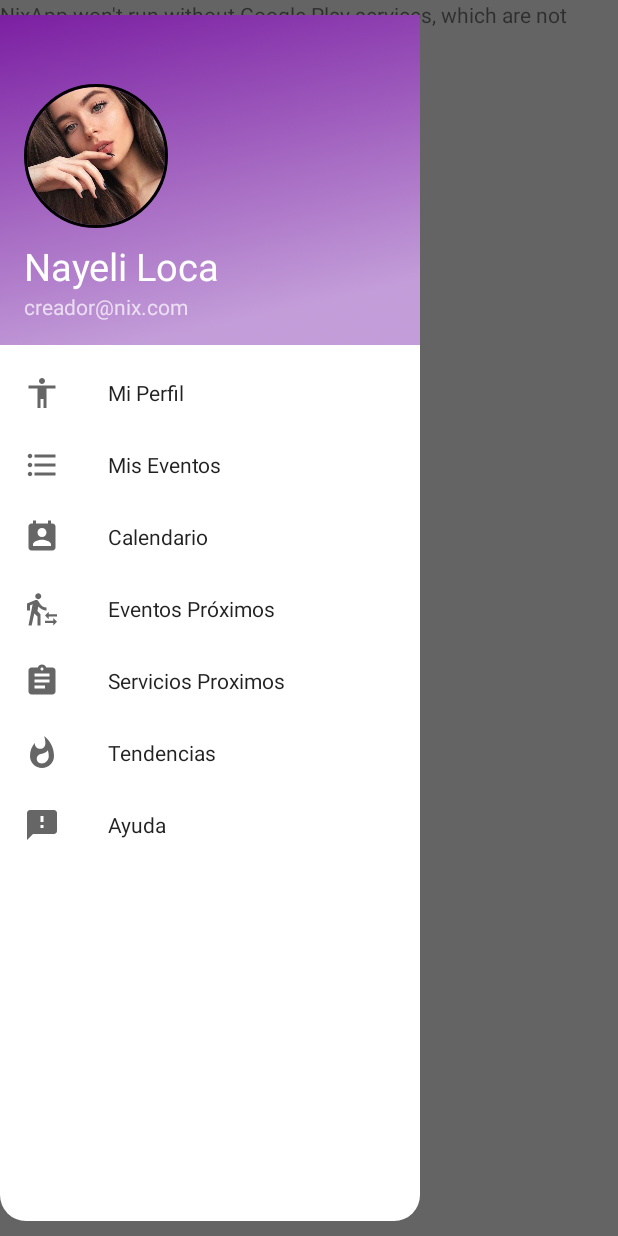
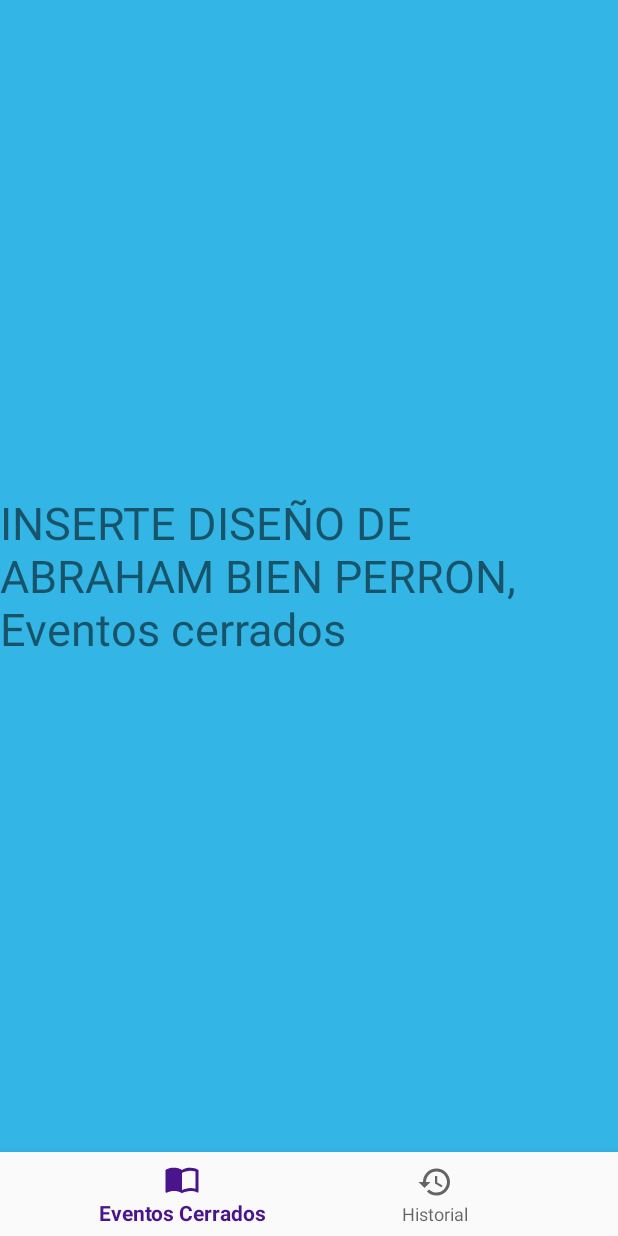
Before and after one commit to EdalfnerUnityBrited/NixApp, an Android app: the MenuPrincipalUsuarioGeneral screen opened directly, with no data from a screen before it, after a tap on "Mis Eventos", on a phone screen of 412 x 824 dp. Run offline under Robolectric (Android 15) with nearby library versions, the phone set to English and light mode, and no system bars; 1 other tap on this screen came first.

Commit message:
AGREGADO EL BOTTOM NAVIGATION DE MIS EVENTOS Y MIS EVENTOS XD

```diff
--- /dev/null
+++ b/app/src/main/java/com/example/nixapp/UI/EventosCerradosFragment.java
@@ -0,0 +1,20 @@
+package com.example.nixapp.UI;
+
+import android.os.Bundle;
+import android.view.LayoutInflater;
+import android.view.View;
+import android.view.ViewGroup;
+
+import androidx.annotation.NonNull;
+import androidx.annotation.Nullable;
+import androidx.fragment.app.Fragment;
+
+import com.example.nixapp.R;
+
+public class EventosCerradosFragment extends Fragment {
+    @Nullable
+    @Override
+    public View onCreateView(@NonNull LayoutInflater inflater, @Nullable ViewGroup container, @Nullable Bundle savedInstanceState) {
+        return inflater.inflate(R.layout.fragment_eventos_cerrados,container,false);
+    }
+}
--- a/app/src/main/java/com/example/nixapp/UI/MenuPrincipalUsuarioGeneral.java
+++ b/app/src/main/java/com/example/nixapp/UI/MenuPrincipalUsuarioGeneral.java
@@ -10,11 +10,13 @@ import androidx.drawerlayout.widget.DrawerLayout;
 import androidx.fragment.app.FragmentActivity;
 
 import android.Manifest;
+import android.content.Intent;
 import android.content.pm.PackageManager;
 import android.location.Location;
 import android.os.Build;
 import android.os.Bundle;
 import android.view.Gravity;
+import android.view.MenuItem;
 import android.widget.Toast;
 
 import com.example.nixapp.R;
@@ -29,10 +31,11 @@ import com.google.android.material.navigation.NavigationView;
 
 import static android.Manifest.permission.ACCESS_FINE_LOCATION;
 
-public class MenuPrincipalUsuarioGeneral extends FragmentActivity implements OnMapReadyCallback {
+public class MenuPrincipalUsuarioGeneral extends FragmentActivity implements OnMapReadyCallback, NavigationView.OnNavigationItemSelectedListener {
     private DrawerLayout drawer;
     private GoogleMap mMap;
     private final static int MY_PERMISSION_FINE_LOCATION = 101;
+    Double EventLatitude, EventLongitude;
 
     @Override
     protected void onCreate(Bundle savedInstanceState) {
@@ -42,15 +45,29 @@ public class MenuPrincipalUsuarioGeneral extends FragmentActivity implements OnM
         Toolbar toolbar = findViewById(R.id.toolbar);
         setActionBar(toolbar);
         drawer = findViewById(R.id.drawer_layout_usuario_general);
+        NavigationView navigationView = findViewById(R.id.nav_view_usuario_general);
+        navigationView.setNavigationItemSelectedListener(this);
         ActionBarDrawerToggle toggle = new ActionBarDrawerToggle(this,drawer,toolbar,
                 R.string.navigation_draw_open,R.string.navigation_draw_close);
         drawer.addDrawerListener(toggle);
         toggle.syncState();
-
         // Obtain the SupportMapFragment and get notified when the map is ready to be used.
         SupportMapFragment mapFragment = (SupportMapFragment) getSupportFragmentManager()
                 .findFragmentById(R.id.map);
         mapFragment.getMapAsync(this);
+    }
+
+    @Override
+    public boolean onNavigationItemSelected(@NonNull MenuItem menuItem) {
+        switch(menuItem.getItemId()){
+            case R.id.nav_miseventos:{
+                Intent intentMisEventos = new Intent(this,MisEventos.class);
+                startActivity(intentMisEventos);
+                break;
+            }
+        }
+        drawer.closeDrawer(GravityCompat.START);
+        return true;
     }
 
     @Override
--- /dev/null
+++ b/app/src/main/java/com/example/nixapp/UI/MisEventos.java
@@ -0,0 +1,46 @@
+package com.example.nixapp.UI;
+
+import androidx.annotation.NonNull;
+import androidx.appcompat.app.AppCompatActivity;
+import androidx.fragment.app.Fragment;
+
+import android.os.Bundle;
+import android.view.MenuItem;
+
+import com.example.nixapp.R;
+import com.google.android.material.bottomnavigation.BottomNavigationView;
+
+public class MisEventos extends AppCompatActivity {
+
+    @Override
+    protected void onCreate(Bundle savedInstanceState) {
+        super.onCreate(savedInstanceState);
+        setContentView(R.layout.activity_mis_eventos);
+
+        BottomNavigationView bottomNav = findViewById(R.id.menu_abajo_mis_eventos);
+        bottomNav.setOnNavigationItemSelectedListener(navListener);
+
+        getSupportFragmentManager().beginTransaction().replace(R.id.fragment_container_mis_eventos,new EventosCerradosFragment()).commit();
+    }
+
+    private BottomNavigationView.OnNavigationItemSelectedListener navListener =
+            new BottomNavigationView.OnNavigationItemSelectedListener() {
+                @Override
+                public boolean onNavigationItemSelected(@NonNull MenuItem menuItem) {
+                    Fragment selectedFragment = null;
+
+                    switch (menuItem.getItemId()){
+                        case R.id.nav_eventoscerrados:{
+                            selectedFragment = new EventosCerradosFragment();
+                            break;
+                        }
+                        case R.id.nav_historial:{
+                            selectedFragment = new HistorialFragment();
+                            break;
+                        }
+                    }
+                    getSupportFragmentManager().beginTransaction().replace(R.id.fragment_container_mis_eventos, selectedFragment).commit();
+                    return true;
+                }
+            };
+}
--- /dev/null
+++ b/app/src/main/res/drawable/ic_eventoscerrados.xml
@@ -0,0 +1,9 @@
+<vector xmlns:android="http://schemas.android.com/apk/res/android"
+        android:width="24dp"
+        android:height="24dp"
+        android:viewportWidth="24.0"
+        android:viewportHeight="24.0">
+    <path
+        android:fillColor="#FF000000"
+        android:pathData="M21,5c-1.11,-0.35 -2.33,-0.5 -3.5,-0.5 -1.95,0 -4.05,0.4 -5.5,1.5 -1.45,-1.1 -3.55,-1.5 -5.5,-1.5S2.45,4.9 1,6v14.65c0,0.25 0.25,0.5 0.5,0.5 0.1,0 0.15,-0.05 0.25,-0.05C3.1,20.45 5.05,20 6.5,20c1.95,0 4.05,0.4 5.5,1.5 1.35,-0.85 3.8,-1.5 5.5,-1.5 1.65,0 3.35,0.3 4.75,1.05 0.1,0.05 0.15,0.05 0.25,0.05 0.25,0 0.5,-0.25 0.5,-0.5L23,6c-0.6,-0.45 -1.25,-0.75 -2,-1zM21,18.5c-1.1,-0.35 -2.3,-0.5 -3.5,-0.5 -1.7,0 -4.15,0.65 -5.5,1.5L12,8c1.35,-0.85 3.8,-1.5 5.5,-1.5 1.2,0 2.4,0.15 3.5,0.5v11.5z"/>
+</vector>
--- /dev/null
+++ b/app/src/main/res/drawable/ic_historial.xml
@@ -0,0 +1,9 @@
+<vector xmlns:android="http://schemas.android.com/apk/res/android"
+        android:width="24dp"
+        android:height="24dp"
+        android:viewportWidth="24.0"
+        android:viewportHeight="24.0">
+    <path
+        android:fillColor="#FF000000"
+        android:pathData="M13,3c-4.97,0 -9,4.03 -9,9L1,12l3.89,3.89 0.07,0.14L9,12L6,12c0,-3.87 3.13,-7 7,-7s7,3.13 7,7 -3.13,7 -7,7c-1.93,0 -3.68,-0.79 -4.94,-2.06l-1.42,1.42C8.27,19.99 10.51,21 13,21c4.97,0 9,-4.03 9,-9s-4.03,-9 -9,-9zM12,8v5l4.28,2.54 0.72,-1.21 -3.5,-2.08L13.5,8L12,8z"/>
+</vector>
--- /dev/null
+++ b/app/src/main/res/layout/activity_mis_eventos.xml
@@ -0,0 +1,27 @@
+<?xml version="1.0" encoding="utf-8"?>
+<RelativeLayout xmlns:android="http://schemas.android.com/apk/res/android"
+    xmlns:app="http://schemas.android.com/apk/res-auto"
+    xmlns:tools="http://schemas.android.com/tools"
+    android:layout_width="match_parent"
+    android:layout_height="match_parent"
+    tools:context=".UI.MisEventos"
+
+    >
+    <FrameLayout
+        android:id="@+id/fragment_container_mis_eventos"
+        android:layout_width="match_parent"
+        android:layout_height="match_parent"
+        android:layout_above="@id/menu_abajo_mis_eventos"
+        >
+    </FrameLayout>
+
+    <com.google.android.material.bottomnavigation.BottomNavigationView
+        android:id="@+id/menu_abajo_mis_eventos"
+        android:layout_width="match_parent"
+        android:layout_height="wrap_content"
+        android:layout_alignParentBottom="true"
+        app:menu="@menu/menu_abajo_mis_eventos"
+        android:background="?android:attr/windowBackground"
+        >
+    </com.google.android.material.bottomnavigation.BottomNavigationView>
+</RelativeLayout>
--- /dev/null
+++ b/app/src/main/res/layout/fragment_eventos_cerrados.xml
@@ -0,0 +1,13 @@
+<?xml version="1.0" encoding="utf-8"?>
+<RelativeLayout xmlns:android="http://schemas.android.com/apk/res/android"
+    android:layout_width="match_parent" android:layout_height="match_parent"
+    android:background="@android:color/holo_blue_light">
+    <TextView
+        android:layout_width="wrap_content"
+        android:layout_height="wrap_content"
+        android:text="INSERTE DISEÑO DE ABRAHAM BIEN PERRON, Eventos cerrados"
+        android:textSize="30dp"
+        android:layout_centerInParent="true">
+
+    </TextView>
+</RelativeLayout>
--- /dev/null
+++ b/app/src/main/res/menu/menu_abajo_mis_eventos.xml
@@ -0,0 +1,9 @@
+<?xml version="1.0" encoding="utf-8"?>
+<menu xmlns:android="http://schemas.android.com/apk/res/android">
+    <item android:id="@+id/nav_eventoscerrados"
+        android:icon="@drawable/ic_eventoscerrados"
+        android:title="Eventos Cerrados"></item>
+    <item android:id="@+id/nav_historial"
+        android:icon="@drawable/ic_historial"
+        android:title="Historial"></item>
+</menu>
```
Also changed, not shown: app/src/main/AndroidManifest.xml (+3 -12 lines), app/src/main/java/com/example/nixapp/UI/HistorialFragment.java (added, +20 -0 lines), app/src/main/res/drawable/ic_dashboard_black_24dp.xml (added, +9 -0 lines), app/src/main/res/layout/fragment_historial.xml (added, +13 -0 lines), 1 other file.
